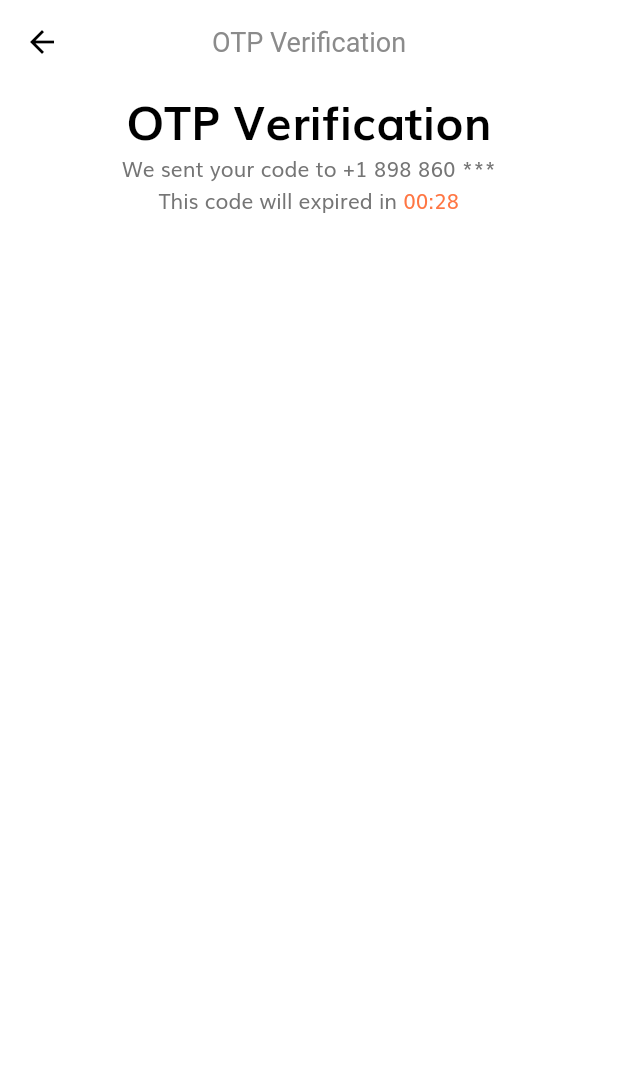
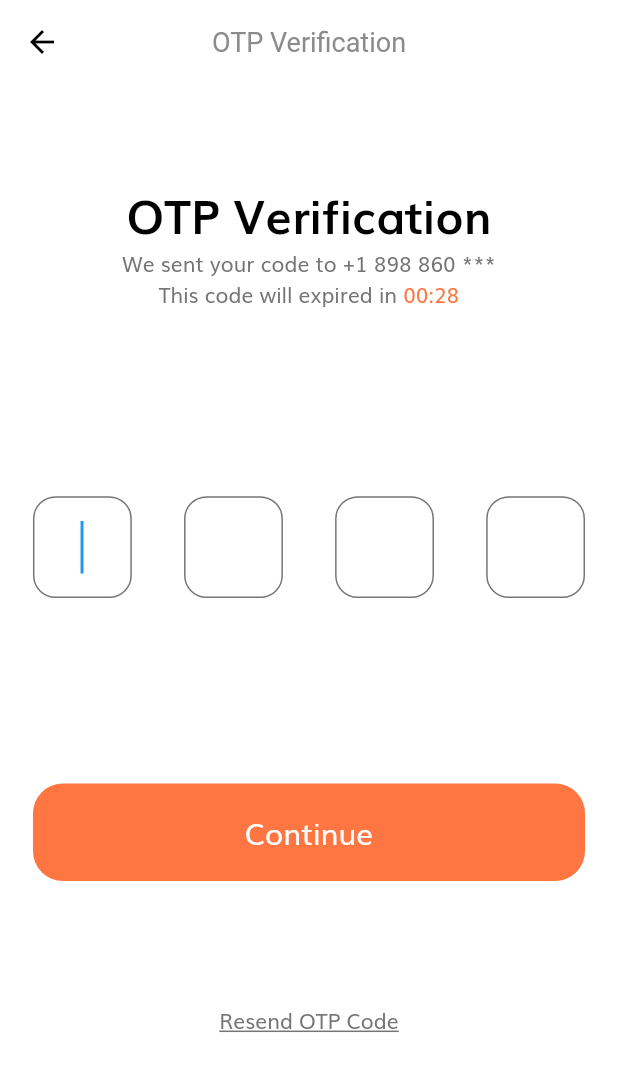
Before and after one commit to clebemachado/e-comerce-estudo, a Flutter app: the OtpScreen screen opened by its route, on a phone screen of 412 x 824 dp. Shown: the top 1071 px of the screen. Run offline on Flutter 3.47's test engine with Material 2 defaults, Android fonts, the phone set to English and light mode, and no system bars; our stand-ins replace flutter_svg.

Commit message:
Adicionando OTP

```diff
--- a/lib/constants.dart
+++ b/lib/constants.dart
@@ -30,3 +30,18 @@ const String kMatchPassError = "Passwords don't match";
 const String kNameNullError = "Please Enter your name";
 const String kPhonePassError = "Please Enter your phone number";
 const String kAddressPassError = "Please Enter your address";
+
+final optInputDecoration = InputDecoration(
+  contentPadding:
+      EdgeInsets.symmetric(vertical: getProportionateScreenWidth(15)),
+  enabledBorder: outlineInputDecoration(),
+  focusedBorder: outlineInputDecoration(),
+  border: outlineInputDecoration(),
+);
+
+OutlineInputBorder outlineInputDecoration() {
+  return OutlineInputBorder(
+  borderRadius: BorderRadius.circular(15),
+  borderSide: const BorderSide(color: kTextColor),
+);
+}
--- a/lib/main.dart
+++ b/lib/main.dart
@@ -1,7 +1,5 @@
 import 'package:flutter/material.dart';
 import 'package:onboarding_screen/routs.dart';
-import 'package:onboarding_screen/screens/complete_profile/complete_profile_screen.dart';
-import 'package:onboarding_screen/size_config.dart';
 import 'package:onboarding_screen/theme.dart';
 
 import 'screens/splash/splash_screen.dart';
@@ -16,12 +14,11 @@ class MyApp extends StatelessWidget {
   // This widget is the root of your application.
   @override
   Widget build(BuildContext context) {
-
     return MaterialApp(
       debugShowCheckedModeBanner: false,
       title: 'Flutter Demo',
       theme: theme(),
-      initialRoute: CompleteProfile.routeName,
+      initialRoute: SplasScreen.routeName,
       routes: routes,
     );
   }
--- a/lib/screens/complete_profile/complete_profile_screen.dart
+++ b/lib/screens/complete_profile/complete_profile_screen.dart
@@ -1,7 +1,5 @@
 import 'package:flutter/material.dart';
 import 'package:onboarding_screen/screens/complete_profile/components/body.dart';
-
-import '../../size_config.dart';
 
 class CompleteProfile extends StatelessWidget {
   static String routeName = "/completeProfile";
@@ -9,7 +7,6 @@ class CompleteProfile extends StatelessWidget {
 
   @override
   Widget build(BuildContext context) {
-    SizeConfig().init(context);
     return Scaffold(
       appBar: AppBar(
         title: const Text("Sign Up"),
--- a/lib/screens/otp/components/body.dart
+++ b/lib/screens/otp/components/body.dart
@@ -1,7 +1,7 @@
-import 'dart:developer';
-
 import 'package:flutter/material.dart';
 import 'package:onboarding_screen/constants.dart';
+import 'package:onboarding_screen/screens/otp/components/otp_form.dart';
+import 'package:onboarding_screen/size_config.dart';
 
 class Body extends StatelessWidget {
   const Body({Key? key}) : super(key: key);
@@ -10,11 +10,32 @@ class Body extends StatelessWidget {
   Widget build(BuildContext context) {
     return SizedBox(
       width: double.infinity,
+      child: Padding(
+        padding: EdgeInsets.all(getProportionateScreenWidth(20)),
+        child: SingleChildScrollView(
           child: Column(
             children: [
+              SizedBox(height: SizeConfig.screenHeight * 0.05),
               Text("OTP Verification", style: headingStyle),
               const Text("We sent your code to +1 898 860 ***"),
-          Row(
+              buildTimer(),
+              SizedBox(height: SizeConfig.screenHeight * 0.15),
+              const OtpForm(),
+              GestureDetector(
+                  child: SizedBox(height: SizeConfig.screenHeight * 0.1)),
+              const Text(
+                "Resend OTP Code",
+                style: TextStyle(decoration: TextDecoration.underline),
+              ),
+            ],
+          ),
+        ),
+      ),
+    );
+  }
+
+  Row buildTimer() {
+    return Row(
       mainAxisAlignment: MainAxisAlignment.center,
       children: [
         const Text("This code will expired in "),
@@ -32,9 +53,6 @@ class Body extends StatelessWidget {
           onEnd: () {},
         )
       ],
-          )
-        ],
-      ),
     );
   }
 }
--- /dev/null
+++ b/lib/screens/otp/components/otp_form.dart
@@ -0,0 +1,116 @@
+import 'package:flutter/material.dart';
+import 'package:onboarding_screen/components/default_button.dart';
+
+import '../../../constants.dart';
+import '../../../size_config.dart';
+
+class OtpForm extends StatefulWidget {
+  const OtpForm({Key? key}) : super(key: key);
+
+  @override
+  _OtpFormState createState() => _OtpFormState();
+}
+
+class _OtpFormState extends State<OtpForm> {
+  late FocusNode pin2FocusNode;
+  late FocusNode pin3FocusNode;
+  late FocusNode pin4FocusNode;
+
+  @override
+  void initState() {
+    super.initState();
+    pin2FocusNode = FocusNode();
+    pin3FocusNode = FocusNode();
+    pin4FocusNode = FocusNode();
+  }
+
+  @override
+  void dispose() {
+    super.dispose();
+    pin2FocusNode.dispose();
+    pin3FocusNode.dispose();
+    pin4FocusNode.dispose();
+  }
+
+  void nextField({required String value, required FocusNode focusNode}) {
+    if (value.length == 1) {
+      focusNode.requestFocus();
+    }
+  }
+
+  @override
+  Widget build(BuildContext context) {
+    return Form(
+      child: Column(
+        children: [
+          Row(
+            mainAxisAlignment: MainAxisAlignment.spaceBetween,
+            children: [
+              SizedBox(
+                width: getProportionateScreenWidth(60),
+                child: TextFormField(
+                  autofocus: true,
+                  keyboardType: TextInputType.number,
+                  obscureText: true,
+                  style: const TextStyle(fontSize: 24),
+                  textAlign: TextAlign.center,
+                  decoration: optInputDecoration,
+                  onChanged: (value) {
+                    nextField(value: value, focusNode: pin2FocusNode);
+                  },
+                ),
+              ),
+              SizedBox(
+                width: getProportionateScreenWidth(60),
+                child: TextFormField(
+                  focusNode: pin2FocusNode,
+                  keyboardType: TextInputType.number,
+                  obscureText: true,
+                  style: const TextStyle(fontSize: 24),
+                  textAlign: TextAlign.center,
+                  decoration: optInputDecoration,
+                  onChanged: (value) {
+                    nextField(value: value, focusNode: pin3FocusNode);
+                  },
+                ),
+              ),
+              SizedBox(
+                width: getProportionateScreenWidth(60),
+                child: TextFormField(
+                  focusNode: pin3FocusNode,
+                  keyboardType: TextInputType.number,
+                  obscureText: true,
+                  style: const TextStyle(fontSize: 24),
+                  textAlign: TextAlign.center,
+                  decoration: optInputDecoration,
+                  onChanged: (value) {
+                    nextField(value: value, focusNode: pin4FocusNode);
+                  },
+                ),
+              ),
+              SizedBox(
+                width: getProportionateScreenWidth(60),
+                child: TextFormField(
+                  focusNode: pin4FocusNode,
+                  keyboardType: TextInputType.number,
+                  obscureText: true,
+                  style: const TextStyle(fontSize: 24),
+                  textAlign: TextAlign.center,
+                  decoration: optInputDecoration,
+                  onChanged: (value) {},
+                ),
+              ),
+            ],
+          ),
+          SizedBox(
+            height: SizeConfig.screenHeight * 0.15,
+          ),
+          DefaultButton(
+            text: "Continue",
+            press: () {},
+          ),
+        ],
+      ),
+    );
+  }
+}
--- a/lib/screens/sign_up/components/sign_up_form.dart
+++ b/lib/screens/sign_up/components/sign_up_form.dart
@@ -1,4 +1,3 @@
-import 'dart:developer';
 
 import 'package:flutter/material.dart';
 import 'package:onboarding_screen/components/custom_surfix_icon.dart';
```
Lines whose indentation alone changed are shown as unchanged.
